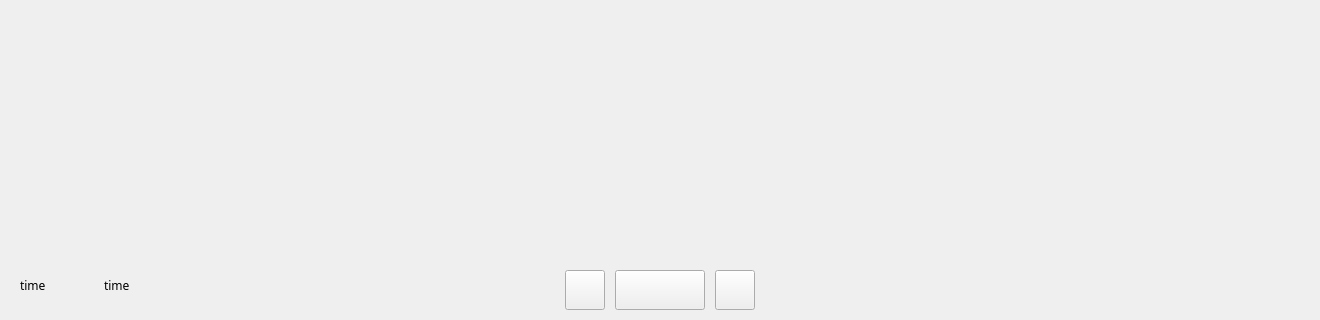
First picture: the form in gui/video_popup.ui, repository addinedu-ros-9th/deeplearning-repo-4, before the edit; both pictures show x 0 to 1320 and y 490 to 810 of the 1320 by 810 pixel window.
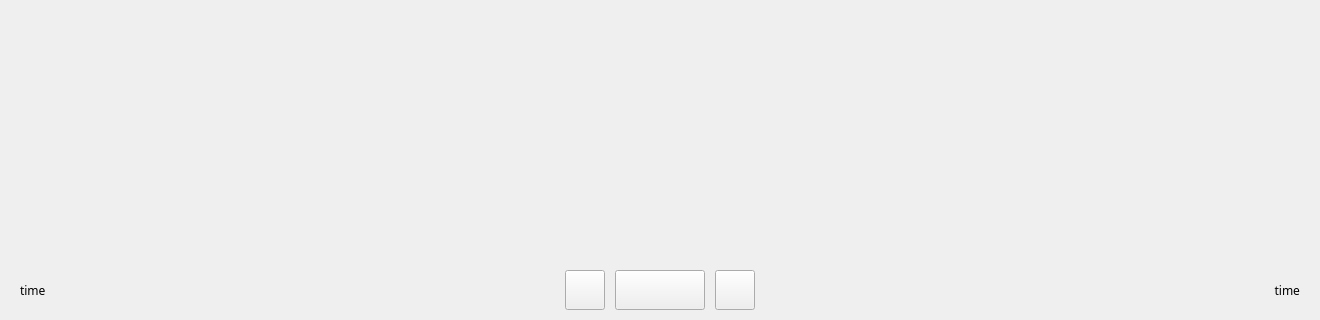
Second picture: the form after the edit.

Commit message: gui video popup

What changed in the file:
```diff
--- a/gui/video_popup.ui
+++ b/gui/video_popup.ui
@@ -104,18 +104,15 @@
     <string/>
    </property>
   </widget>
-  <widget class="QWidget" name="horizontalLayoutWidget">
-   <property name="geometry">
-    <rect>
-     <x>20</x>
-     <y>760</y>
-     <width>161</width>
-     <height>31</height>
-    </rect>
-   </property>
-   <layout class="QHBoxLayout" name="horizontalLayout">
-    <item>
      <widget class="QLabel" name="current_time">
+   <property name="geometry">
+    <rect>
+     <x>20</x>
+     <y>770</y>
+     <width>77</width>
+     <height>20</height>
+    </rect>
+   </property>
       <property name="font">
        <font>
         <family>Inter 18pt</family>
@@ -125,9 +122,15 @@
        <string>time</string>
       </property>
      </widget>
-    </item>
-    <item>
      <widget class="QLabel" name="end_time">
+   <property name="geometry">
+    <rect>
+     <x>1200</x>
+     <y>770</y>
+     <width>100</width>
+     <height>20</height>
+    </rect>
+   </property>
       <property name="font">
        <font>
         <family>Inter 18pt</family>
@@ -136,9 +139,9 @@
       <property name="text">
        <string>time</string>
       </property>
-     </widget>
-    </item>
-   </layout>
+   <property name="alignment">
+    <set>Qt::AlignRight|Qt::AlignTrailing|Qt::AlignVCenter</set>
+   </property>
   </widget>
  </widget>
  <resources/>
```
Lines whose indentation alone changed are shown as unchanged. The commit also changes 3 other files.
